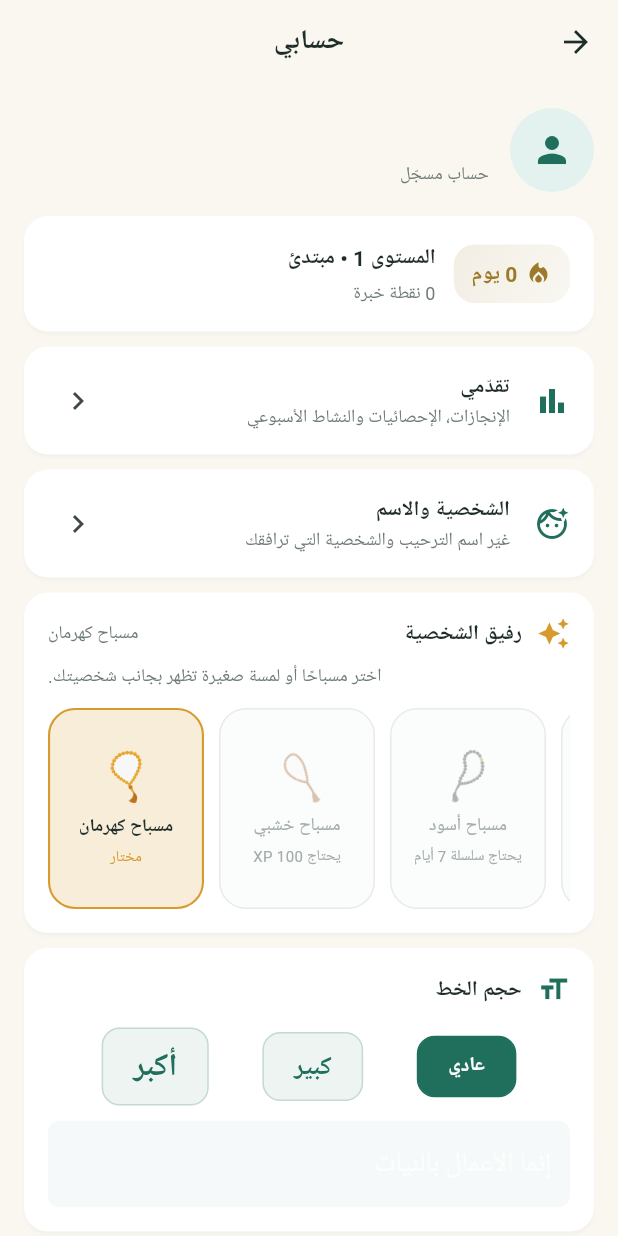
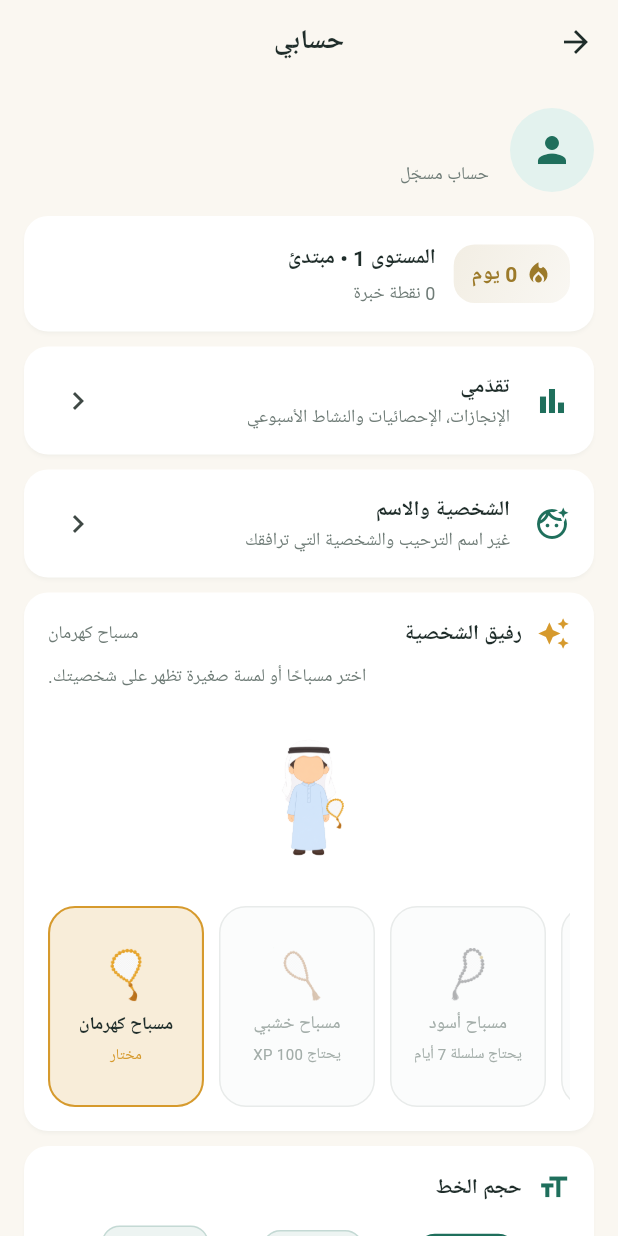
Before and after one commit to v7s7/hadeeth, a Flutter app: the ProfileScreen screen opened directly, on a phone screen of 412 x 824 dp. Run offline on Flutter 3.47's test engine with Material 3 defaults, Android fonts, the phone set to English and light mode, and no system bars; our stand-ins replace cloud_firestore, firebase_auth, firebase_core, firebase_messaging, flutter_animate, flutter_local_notifications and 5 more; missing offline and left inert: dart_jsonwebtoken; accounts and stored records are empty; Roboto replaces fonts that are missing (Tajawal).

Commit message:
Composite accessories onto the character instead of a side badge
CharacterAvatar now layers the active accessory directly on the character
art via a Stack, using fractional anchor points (derived from each
character's alpha-channel geometry) mapped to exact pixels through the
existing BoxFit.contain letterbox math. Frames render behind the character
as a halo; misbah/umbrella/lantern/badge/notebook render in front near the
hand/chest/head area.

Wired the new accessory parameter into the home header avatar (removing the
now-redundant side pill), added a live composited preview to the profile's
accessory picker card, and threaded the equipped accessory through the
hadith-completion overlay so it shows up there too.

```diff
--- a/lib/screens/profile/profile_screen.dart
+++ b/lib/screens/profile/profile_screen.dart
@@ -3,6 +3,7 @@ import 'package:go_router/go_router.dart';
 import 'package:provider/provider.dart';
 
 import '../../models/app_accessory.dart';
+import '../../models/app_characters.dart';
 import '../../models/user_progress.dart';
 import '../../services/font_size_service.dart';
 import '../../services/local_storage_service.dart';
@@ -11,6 +12,7 @@ import '../../services/progress_service.dart';
 import '../../services/session_service.dart';
 import '../../theme/app_colors.dart';
 import '../../theme/app_text_styles.dart';
+import '../../widgets/character_avatar.dart';
 import '../../widgets/guest_banner.dart';
 import '../../widgets/streak_badge.dart';
 
@@ -242,6 +244,10 @@ class _ProfileScreenState extends State<ProfileScreen> {
                   activeAccessoryId:
                       session.activeAccessoryId ?? _activeAccessoryId,
                   progress: progress,
+                  character: AppCharacters.findById(session.characterId) ??
+                      (session.gender != null
+                          ? AppCharacters.defaultFor(session.gender!)
+                          : null),
                   onSelect: (accessory) =>
                       _setActiveAccessory(accessory, session),
                 ),
@@ -651,11 +657,13 @@ class _MenuTile extends StatelessWidget {
 class _AccessoryPickerCard extends StatelessWidget {
   final String? activeAccessoryId;
   final UserProgress progress;
+  final CharacterOption? character;
   final ValueChanged<AppAccessory> onSelect;
 
   const _AccessoryPickerCard({
     required this.activeAccessoryId,
     required this.progress,
+    required this.character,
     required this.onSelect,
   });
 
@@ -683,11 +691,21 @@ class _AccessoryPickerCard extends StatelessWidget {
             ),
             const SizedBox(height: 8),
             Text(
-              'اختر مسباحًا أو لمسة صغيرة تظهر بجانب شخصيتك.',
+              'اختر مسباحًا أو لمسة صغيرة تظهر على شخصيتك.',
               style: AppTextStyles.caption,
               textAlign: TextAlign.right,
               textDirection: TextDirection.rtl,
             ),
+            if (character != null) ...[
+              const SizedBox(height: 12),
+              Center(
+                child: CharacterAvatar(
+                  character: character!,
+                  height: 120,
+                  accessory: active,
+                ),
+              ),
+            ],
             const SizedBox(height: 12),
             SizedBox(
               height: 134,
--- a/lib/widgets/character_avatar.dart
+++ b/lib/widgets/character_avatar.dart
@@ -1,5 +1,6 @@
 import 'package:flutter/material.dart';
 
+import '../models/app_accessory.dart';
 import '../models/app_characters.dart';
 
 class CharacterAvatar extends StatelessWidget {
@@ -7,6 +8,7 @@ class CharacterAvatar extends StatelessWidget {
   final double height;
   final double? width;
   final double opacity;
+  final AppAccessory? accessory;
 
   const CharacterAvatar({
     super.key,
@@ -14,17 +16,114 @@ class CharacterAvatar extends StatelessWidget {
     required this.height,
     this.width,
     this.opacity = 1,
+    this.accessory,
   });
 
   @override
   Widget build(BuildContext context) {
+    final boxWidth = width ?? height * 0.72;
+    final placement =
+        accessory == null ? null : _placements[accessory!.category];
+
     return Opacity(
       opacity: opacity,
       child: SizedBox(
         height: height,
-        width: width ?? height * 0.72,
-        child: Image.asset(character.assetPath, fit: BoxFit.contain),
+        width: boxWidth,
+        child: placement == null
+            ? Image.asset(character.assetPath, fit: BoxFit.contain)
+            : Stack(
+                clipBehavior: Clip.none,
+                children: [
+                  if (placement.behindCharacter)
+                    _accessoryLayer(placement, boxWidth, height),
+                  Positioned.fill(
+                    child:
+                        Image.asset(character.assetPath, fit: BoxFit.contain),
+                  ),
+                  if (!placement.behindCharacter)
+                    _accessoryLayer(placement, boxWidth, height),
+                ],
+              ),
       ),
     );
   }
+
+  /// Maps the placement's fractional anchor (relative to the 512x512
+  /// character artwork) to an exact pixel position inside the avatar box.
+  /// The character is square and rendered with [BoxFit.contain], so its
+  /// visible side equals the smaller of the box's two dimensions.
+  Widget _accessoryLayer(
+    _AccessoryPlacement placement,
+    double boxWidth,
+    double boxHeight,
+  ) {
+    final squareSide = boxWidth < boxHeight ? boxWidth : boxHeight;
+    final horizontalInset = (boxWidth - squareSide) / 2;
+    final verticalInset = (boxHeight - squareSide) / 2;
+    final size = squareSide * placement.scale;
+    final centerX = horizontalInset + placement.dx * squareSide;
+    final centerY = verticalInset + placement.dy * squareSide;
+
+    return Positioned(
+      left: centerX - size / 2,
+      top: centerY - size / 2,
+      width: size,
+      height: size,
+      child: Image.asset(accessory!.imagePath, fit: BoxFit.contain),
+    );
+  }
+
+  static const Map<AccessoryCategory, _AccessoryPlacement> _placements = {
+    AccessoryCategory.frame: _AccessoryPlacement(
+      dx: 0.5,
+      dy: 0.5,
+      scale: 1.05,
+      behindCharacter: true,
+    ),
+    AccessoryCategory.misbah: _AccessoryPlacement(
+      dx: 0.70,
+      dy: 0.62,
+      scale: 0.24,
+      behindCharacter: false,
+    ),
+    AccessoryCategory.umbrella: _AccessoryPlacement(
+      dx: 0.76,
+      dy: 0.32,
+      scale: 0.58,
+      behindCharacter: false,
+    ),
+    AccessoryCategory.lantern: _AccessoryPlacement(
+      dx: 0.28,
+      dy: 0.66,
+      scale: 0.30,
+      behindCharacter: false,
+    ),
+    AccessoryCategory.badge: _AccessoryPlacement(
+      dx: 0.5,
+      dy: 0.40,
+      scale: 0.16,
+      behindCharacter: false,
+    ),
+    AccessoryCategory.notebook: _AccessoryPlacement(
+      dx: 0.34,
+      dy: 0.58,
+      scale: 0.30,
+      behindCharacter: false,
+    ),
+  };
 }
+
+class _AccessoryPlacement {
+  final double dx;
+  final double dy;
+  final double scale;
+  final bool behindCharacter;
+
+  const _AccessoryPlacement({
+    required this.dx,
+    required this.dy,
+    required this.scale,
+    required this.behindCharacter,
+  });
+}
```
Also changed, not shown: lib/screens/hadith_details/hadith_details_screen.dart (+7 -1 lines), lib/screens/home/home_screen.dart (+2 -41 lines), lib/widgets/completion_overlay.dart (+10 -1 lines).
